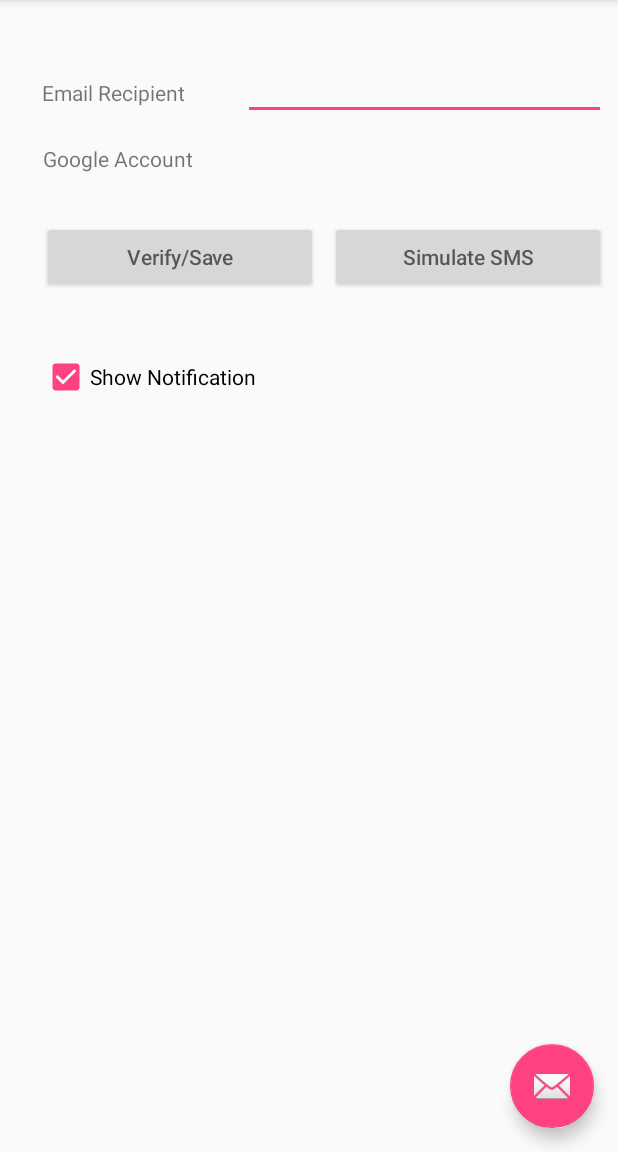
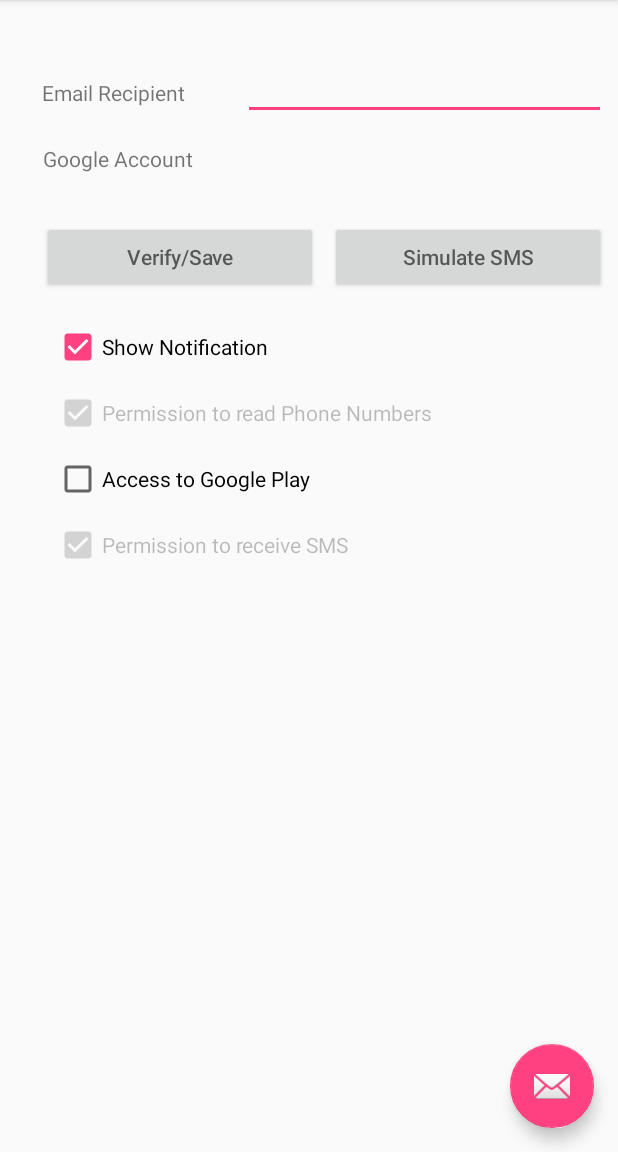
Before and after one commit to anilsarma/SmsMailBridge, an Android app: the screen it shows after launch (MainActivity), on a phone screen of 412 x 824 dp, the part 84-1236 px from its top. Run offline under Robolectric (Android 15) with nearby library versions, the phone set to English and light mode, and no system bars; libraries missing offline, so code that uses them is left out: com.google.api.client, com.google.api.services, javax.activation, javax.mail, javax.mail.internet; 2 statements that could not run were skipped.

```diff
--- a/app/src/main/java/com/smartdeviceny/smsmailbridge/MainActivity.java
+++ b/app/src/main/java/com/smartdeviceny/smsmailbridge/MainActivity.java
@@ -74,11 +74,14 @@ public class MainActivity extends AppCompatActivity {
     private TextView textViewAccountName;
     private Button buttonSimulateSMS;
     private CheckBox checkboxShowNotification;
+    private CheckBox checkboxPermissionRecvSMS;
+    private CheckBox checkboxPermissionGoolePlay;
+    private CheckBox checkboxPermissionReadPhoneNumber;
 
 
     GoogleAccountCredential mCredential;
     private static final String[] SCOPES = {GmailScopes.GMAIL_LABELS, GmailScopes.GMAIL_COMPOSE, GmailScopes.GMAIL_INSERT, GmailScopes.GMAIL_MODIFY, GmailScopes.GMAIL_READONLY, GmailScopes.MAIL_GOOGLE_COM};
-   // private InternetDetector internetDetector;
+    // private InternetDetector internetDetector;
     public String fileName = "";
 
     private void init() {
@@ -178,15 +181,36 @@ public class MainActivity extends AppCompatActivity {
         });
 
         checkboxShowNotification = findViewById(R.id.checkbox_show_notification);
-        checkboxShowNotification.setOnCheckedChangeListener( new CompoundButton.OnCheckedChangeListener() {
+        checkboxShowNotification.setOnCheckedChangeListener(new CompoundButton.OnCheckedChangeListener() {
             @Override
             public void onCheckedChanged(CompoundButton buttonView, boolean isChecked) {
                 savePreferences();
             }
         });
+
+        checkboxPermissionRecvSMS = findViewById(R.id.checkbox_premission_to_receive_sms);
+        checkboxPermissionGoolePlay = findViewById(R.id.checkbox_google_play);
+        checkboxPermissionReadPhoneNumber = findViewById(R.id.checkbox_permission_read_phone_numbers);
+
+        checkboxPermissionRecvSMS.setOnCheckedChangeListener(new CompoundButton.OnCheckedChangeListener() {
+            @Override
+            public void onCheckedChanged(CompoundButton buttonView, boolean isChecked) {
+                if (!PermissionUtils.isSMSReceivePermissionAvailable(MainActivity.this)) {
+                    ActivityCompat.requestPermissions(MainActivity.this, new String[]{Manifest.permission.RECEIVE_SMS}, Utils.REQUEST_PERMISSION_RECV_SMS);
+                }
+            }
+        });
+        checkboxPermissionReadPhoneNumber.setOnCheckedChangeListener(new CompoundButton.OnCheckedChangeListener() {
+            @Override
+            public void onCheckedChanged(CompoundButton buttonView, boolean isChecked) {
+                if (!PermissionUtils.isPermissionReadPhoneNumbers(MainActivity.this)) {
+                    ActivityCompat.requestPermissions(MainActivity.this, new String[]{Manifest.permission.READ_PHONE_NUMBERS}, Utils.REQUEST_PERMISSION_READ_PHONE_NUMBERS);
+                }
+            }
+        });
+
         restorePreferences();
     }
-
 
 
     private void restorePreferences() {
@@ -210,6 +234,19 @@ public class MainActivity extends AppCompatActivity {
         }
         boolean checked = sharedPreferences.getBoolean(Constants.SHARED_PREF_SHOW_NOTIFICATION, true);
         checkboxShowNotification.setChecked(checked);
+
+        checkboxPermissionRecvSMS.setChecked(PermissionUtils.isSMSReceivePermissionAvailable(this));
+        checkboxPermissionReadPhoneNumber.setChecked(PermissionUtils.isPermissionReadPhoneNumbers(this));
+        checkboxPermissionGoolePlay.setChecked(isGooglePlayServicesAvailable());
+
+        CheckBox tmp[] = {checkboxPermissionRecvSMS, checkboxPermissionGoolePlay, checkboxPermissionReadPhoneNumber};
+        for (CheckBox cb : tmp) {
+            if (cb.isChecked()) {
+                cb.setEnabled(false);
+            }
+        }
+
+
     }
 
     private void savePreferences() {
@@ -217,7 +254,7 @@ public class MainActivity extends AppCompatActivity {
             editor.putStringSet(Constants.SHARED_PREF_RECIPIENTS, new HashSet<String>(Arrays.asList(etRecipients.getText().toString().split(";"))));
             editor.putBoolean(Constants.SHARED_PREF_SHOW_NOTIFICATION, checkboxShowNotification.isChecked());
             String accountName = mCredential.getSelectedAccountName();
-            if( accountName == null) {
+            if (accountName == null) {
                 accountName = "";
             }
             editor.putString(Constants.ACCOUNT_NAME, accountName);
@@ -271,8 +308,12 @@ public class MainActivity extends AppCompatActivity {
         switch (requestCode) {
             case Utils.REQUEST_GOOGLE_PLAY_SERVICES:
                 if (resultCode != RESULT_OK) {
+                    checkboxPermissionGoolePlay.setChecked(false);
+                    checkboxPermissionGoolePlay.setEnabled(true);
                     showMessage(sendFabButton, "This app requires Google Play Services. Please install " + "Google Play Services on your device and relaunch this app.");
                 } else {
+                    checkboxPermissionGoolePlay.setChecked(true);
+                    checkboxPermissionGoolePlay.setEnabled(false);
                     getResultsFromApi(sendFabButton);
                 }
                 break;
@@ -301,6 +342,7 @@ public class MainActivity extends AppCompatActivity {
                     showMessage(sendFabButton, "This App requires SMS Read permission");
                 } else {
                     getResultsFromApi(sendFabButton);
+
                 }
                 break;
             case Utils.REQUEST_AUTHORIZATION:
@@ -311,14 +353,24 @@ public class MainActivity extends AppCompatActivity {
             case Utils.REQUEST_PERMISSION_RECV_SMS:
                 if (resultCode == RESULT_OK) {
                     getResultsFromApi(sendFabButton);
+                    checkboxPermissionRecvSMS.setChecked(true);
+                    checkboxPermissionRecvSMS.setEnabled(false);
+
                 } else {
+                    checkboxPermissionRecvSMS.setChecked(false);
+                    checkboxPermissionRecvSMS.setEnabled(true);
                     showMessage(sendFabButton, "This App requires the SMS Recv ability");
                 }
+                checkboxPermissionRecvSMS.invalidate();
                 break;
             case Utils.REQUEST_PERMISSION_READ_PHONE_NUMBERS:
-                if(resultCode == RESULT_OK) {
+                if (resultCode == RESULT_OK) {
                     getResultsFromApi(sendFabButton);
+                    checkboxPermissionReadPhoneNumber.setChecked(true);
+                    checkboxPermissionReadPhoneNumber.setEnabled(false);
                 } else {
+                    checkboxPermissionReadPhoneNumber.setChecked(false);
+                    checkboxPermissionReadPhoneNumber.setEnabled(true);
                     showMessage(sendFabButton, "The App need access to the phone number to send in the email.");
                 }
         }
@@ -334,7 +386,7 @@ public class MainActivity extends AppCompatActivity {
 //            requestReadAndSendSmsPermission();
 //        } else
         try {
-            if (ActivityCompat.checkSelfPermission(this, Manifest.permission.READ_PHONE_NUMBERS) != PackageManager.PERMISSION_GRANTED) {
+            if (!PermissionUtils.isPermissionReadPhoneNumbers(this)) {
                 ActivityCompat.requestPermissions(this, new String[]{Manifest.permission.READ_PHONE_NUMBERS}, Utils.REQUEST_PERMISSION_READ_PHONE_NUMBERS);
             } else if (!PermissionUtils.isSMSReceivePermissionAvailable(this)) {
                 ActivityCompat.requestPermissions(this, new String[]{Manifest.permission.RECEIVE_SMS}, Utils.REQUEST_PERMISSION_RECV_SMS);
@@ -342,13 +394,13 @@ public class MainActivity extends AppCompatActivity {
                 acquireGooglePlayServices();
             } else if (mCredential.getSelectedAccountName() == null) {
                 chooseAccount(view);
-            }  else if (Utils.isEmpty(etRecipients)) {
+            } else if (Utils.isEmpty(etRecipients)) {
                 showMessage(view, "Email Recipient not configured");
             } else {
                 //new MakeRequestTask(this, mCredential).execute();
                 showMessage(view, "All permissions are correct.");
             }
-        } catch(Exception e) {
+        } catch (Exception e) {
             e.printStackTrace();
         }
     }
--- a/app/src/main/java/com/smartdeviceny/smsmailbridge/misc/PermissionUtils.java
+++ b/app/src/main/java/com/smartdeviceny/smsmailbridge/misc/PermissionUtils.java
@@ -3,6 +3,7 @@ package com.smartdeviceny.smsmailbridge.misc;
 import android.Manifest;
 import android.content.Context;
 import android.content.pm.PackageManager;
+import android.support.v4.app.ActivityCompat;
 import android.support.v4.content.ContextCompat;
 
 import com.google.android.gms.common.ConnectionResult;
@@ -20,5 +21,8 @@ public class PermissionUtils {
         return ContextCompat.checkSelfPermission(context, Manifest.permission.RECEIVE_SMS) == PackageManager.PERMISSION_GRANTED;
     }
 
+    public static boolean isPermissionReadPhoneNumbers(Context context) {
+        return ActivityCompat.checkSelfPermission(context, Manifest.permission.READ_PHONE_NUMBERS) == PackageManager.PERMISSION_GRANTED;
+    }
 
 }
--- a/app/src/main/res/layout/content_main.xml
+++ b/app/src/main/res/layout/content_main.xml
@@ -91,13 +91,55 @@
         android:layout_width="0dp"
         android:layout_height="wrap_content"
         android:layout_marginEnd="8dp"
-        android:layout_marginTop="40dp"
+        android:layout_marginStart="8dp"
+        android:layout_marginTop="20dp"
         android:checked="true"
         android:text="Show Notification"
         app:layout_constraintEnd_toEndOf="parent"
-        app:layout_constraintHorizontal_bias="0.065"
+        app:layout_constraintHorizontal_bias="0.0"
         app:layout_constraintStart_toStartOf="@+id/button_verify"
         app:layout_constraintTop_toBottomOf="@+id/button_verify" />
 
+    <CheckBox
+        android:id="@+id/checkbox_permission_read_phone_numbers"
+        android:layout_width="0dp"
+        android:layout_height="wrap_content"
+        android:layout_marginEnd="104dp"
+        android:layout_marginStart="8dp"
+        android:layout_marginTop="12dp"
+        android:checked="false"
+        android:text="Permission to read Phone Numbers"
+        app:layout_constraintEnd_toEndOf="parent"
+        app:layout_constraintStart_toStartOf="@+id/guideline"
+        app:layout_constraintTop_toBottomOf="@+id/checkbox_show_notification" />
+
+
+    <CheckBox
+        android:id="@+id/checkbox_premission_to_receive_sms"
+        android:layout_width="0dp"
+        android:layout_height="wrap_content"
+        android:layout_marginEnd="148dp"
+        android:layout_marginStart="8dp"
+        android:layout_marginTop="12dp"
+        android:checked="false"
+        android:text="Permission to receive SMS"
+        app:layout_constraintEnd_toEndOf="parent"
+        app:layout_constraintHorizontal_bias="0.0"
+        app:layout_constraintStart_toStartOf="@+id/guideline"
+        app:layout_constraintTop_toBottomOf="@+id/checkbox_google_play" />
+
+    <CheckBox
+        android:id="@+id/checkbox_google_play"
+        android:layout_width="0dp"
+        android:layout_height="wrap_content"
+        android:layout_marginEnd="136dp"
+        android:layout_marginStart="8dp"
+        android:layout_marginTop="12dp"
+        android:checked="false"
+        android:text="Access to Google Play"
+        app:layout_constraintEnd_toEndOf="parent"
+        app:layout_constraintHorizontal_bias="1.0"
+        app:layout_constraintStart_toStartOf="@+id/guideline"
+        app:layout_constraintTop_toBottomOf="@+id/checkbox_permission_read_phone_numbers" />
 
 </android.support.constraint.ConstraintLayout>
```
Also changed, not shown: app/src/main/java/com/smartdeviceny/smsmailbridge/SendMailIntentService.java (+5 -4 lines), app/src/main/java/com/smartdeviceny/smsmailbridge/misc/NotificationChannels.java (added, +47 -0 lines), app/src/main/java/com/smartdeviceny/smsmailbridge/misc/NotificationGroup.java (added, +27 -0 lines), app/src/main/java/com/smartdeviceny/smsmailbridge/misc/NotificationUtils.java (+52 -37 lines).
